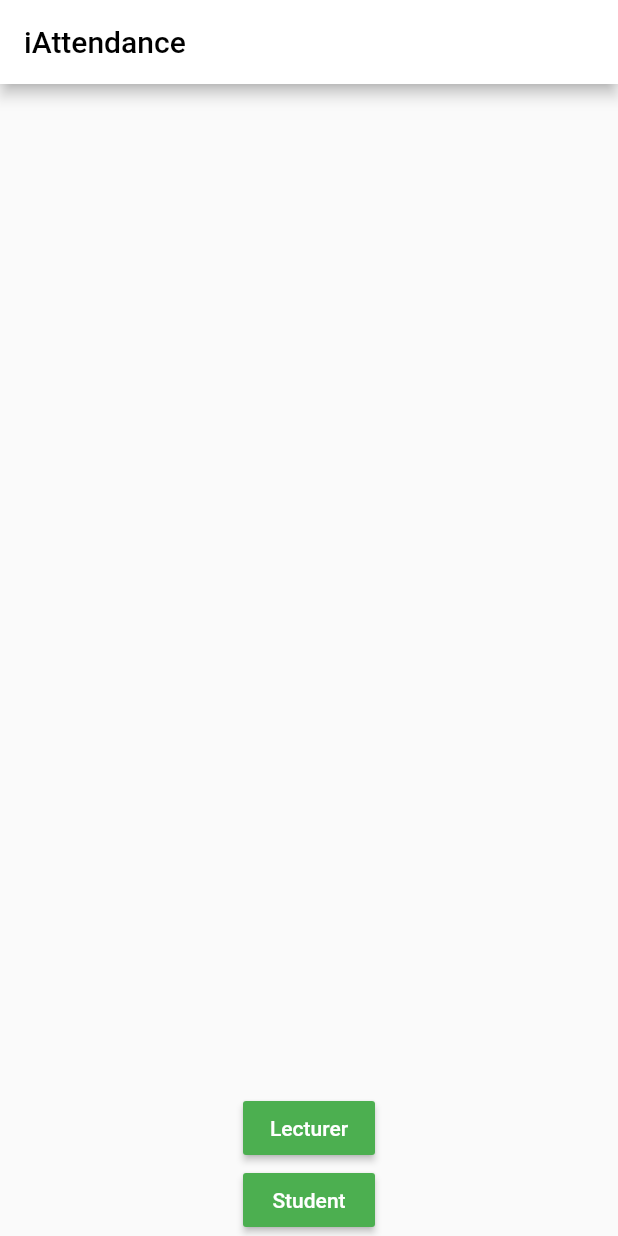
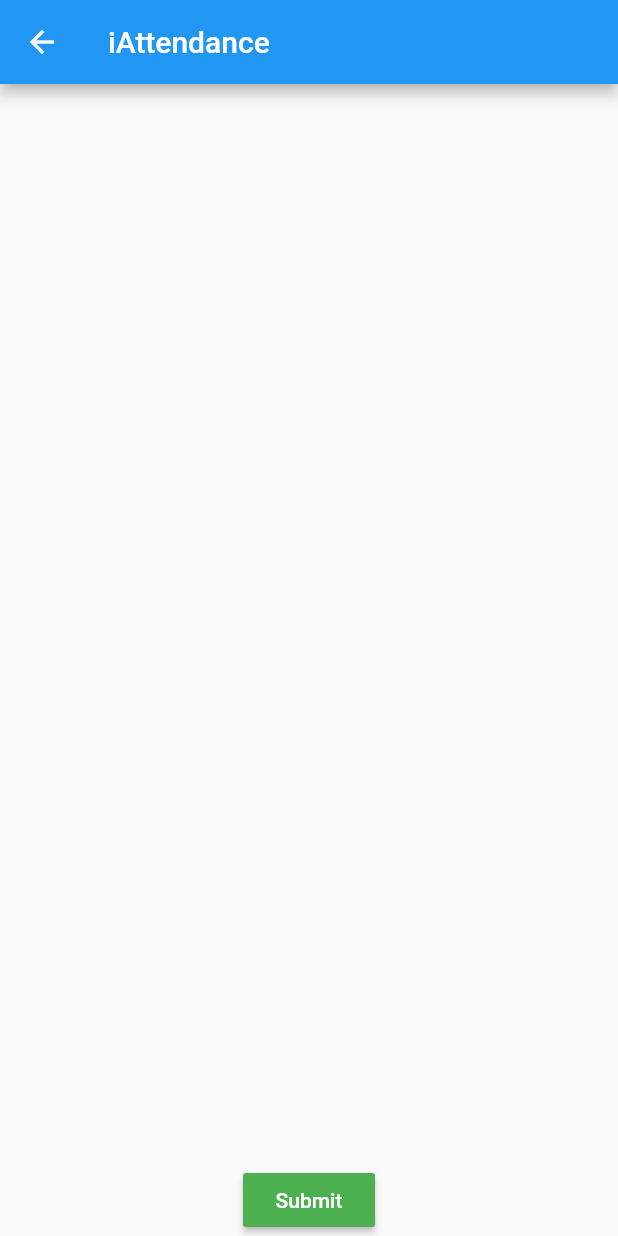
Before and after one commit to santhoshraje/i-attendance, a Flutter app: the screen it shows after launch, after a tap on "Lecturer", on a phone screen of 412 x 824 dp. Run offline on Flutter 3.47's test engine with Material 2 defaults, Android fonts, the phone set to English and light mode, and no system bars.

Commit message:
update: added new files for pages

```diff
--- /dev/null
+++ b/lib/lecturer_onboarding.dart
@@ -0,0 +1,23 @@
+import 'package:flutter/material.dart';
+import 'onboarding_success.dart';
+
+class LecturerOnboarding extends StatelessWidget {
+  @override
+  Widget build(BuildContext context) {
+    return Scaffold(
+        appBar: AppBar(title: Text('iAttendance'),),
+        body: Center(
+          child: Column(
+            mainAxisAlignment: MainAxisAlignment.end,
+            children: <Widget>[
+              MaterialButton(child: Text('Submit', style: TextStyle(color: Colors.white)), onPressed: (){
+                Navigator.push(
+                  context,
+                  MaterialPageRoute(builder: (context) => OnboardingSuccess()),
+                );
+              }, color: Colors.green),],
+          ),
+        )
+    );
+  }
+}
--- a/lib/onboarding.dart
+++ b/lib/onboarding.dart
@@ -1,5 +1,7 @@
 import 'package:flutter/cupertino.dart';
 import 'package:flutter/material.dart';
+import 'lecturer_onboarding.dart';
+import 'student_onboarding.dart';
 
 class Onboarding extends StatelessWidget {
   @override
@@ -16,8 +18,18 @@ class Onboarding extends StatelessWidget {
         child: Column(
           mainAxisAlignment: MainAxisAlignment.end,
           children: <Widget>[
-            MaterialButton(child: Text('Lecturer', style: TextStyle(color: Colors.white),), onPressed: (){}, color: Colors.green),
-            MaterialButton(child: Text('Student', style: TextStyle(color: Colors.white)), onPressed: (){}, color: Colors.green),
+            MaterialButton(child: Text('Lecturer', style: TextStyle(color: Colors.white),), onPressed: (){
+              Navigator.push(
+                context,
+                MaterialPageRoute(builder: (context) => LecturerOnboarding()),
+              );
+            }, color: Colors.green),
+            MaterialButton(child: Text('Student', style: TextStyle(color: Colors.white)), onPressed: (){
+              Navigator.push(
+                context,
+                MaterialPageRoute(builder: (context) => StudentOnboarding()),
+              );
+            }, color: Colors.green),
           ],
         ),
       )
```
Also changed, not shown: lib/lecturer_page.dart (added, +17 -0 lines), lib/onboarding_success.dart (added, +17 -0 lines), lib/student_onboarding.dart (added, +23 -0 lines), lib/student_page.dart (added, +17 -0 lines).
